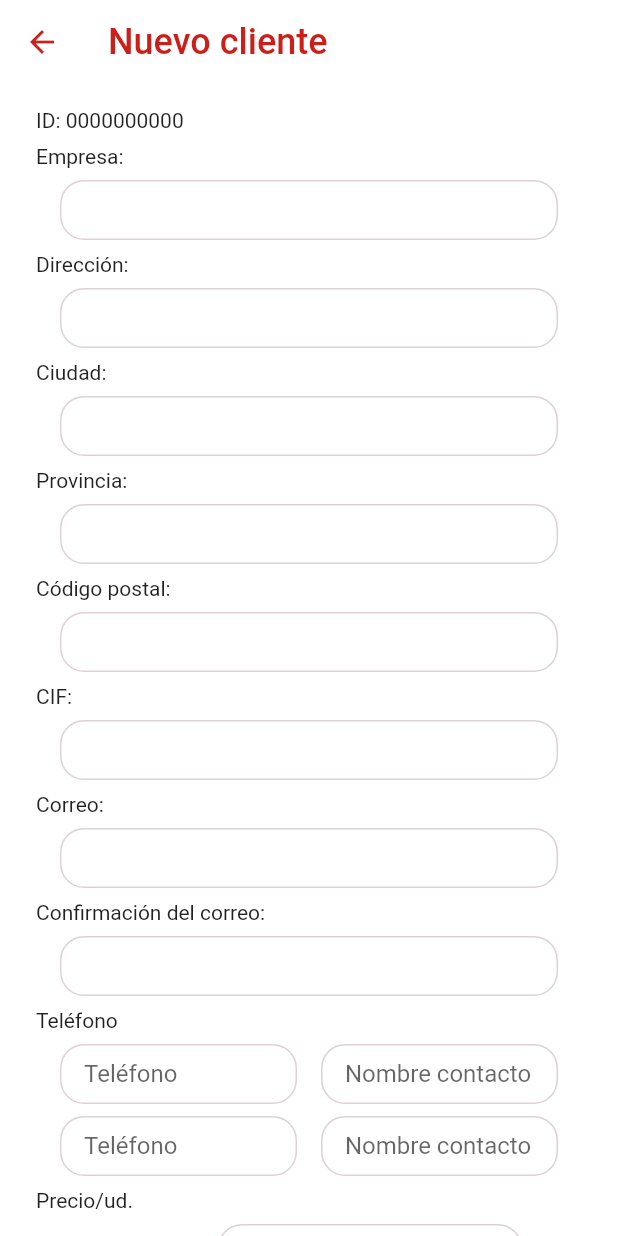
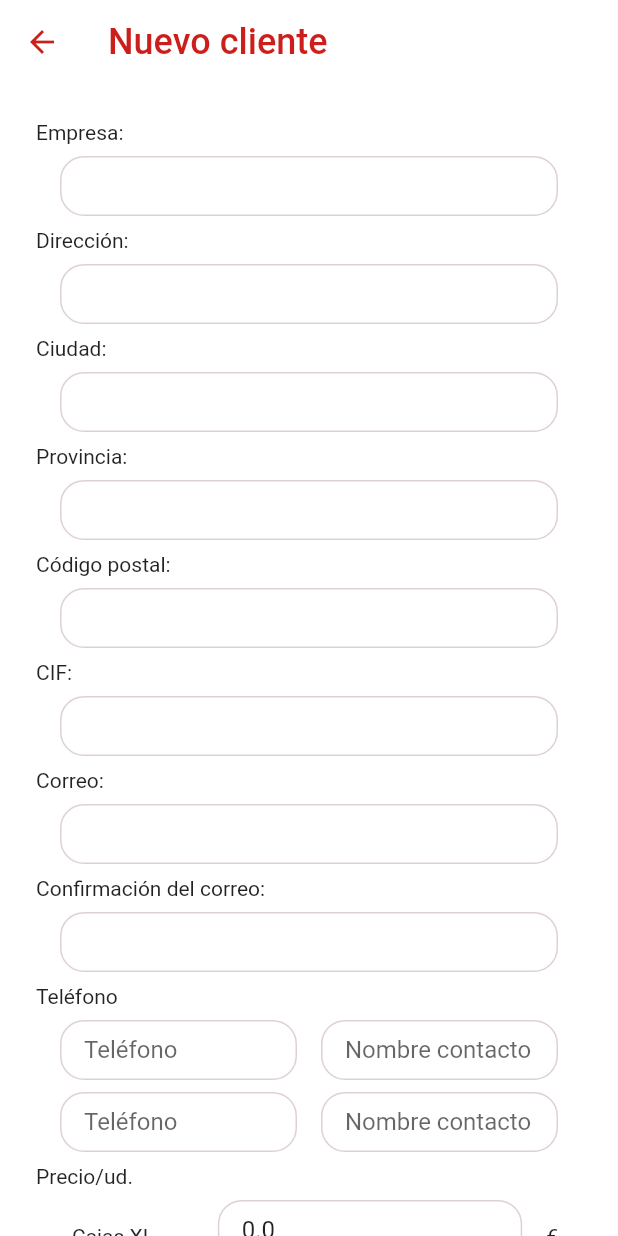
Before and after one commit to AlcaideMarina/tfg_app_interna_flutter, a Flutter app: the NewClientPage screen opened directly with empty values, on a phone screen of 412 x 824 dp. Run offline on Flutter 3.47's test engine with Material 2 defaults, Android fonts, the phone set to English and light mode, and no system bars; our stand-ins replace cloud_firestore, firebase_auth, firebase_core; accounts and stored records are empty.

Commit message:
feat: Add new client page feature

```diff
--- a/lib/screens/users_and_clients/new_client_page.dart
+++ b/lib/screens/users_and_clients/new_client_page.dart
@@ -10,14 +10,13 @@ import 'package:hueveria_nieto_interna/custom/app_theme.dart';
 import 'package:hueveria_nieto_interna/custom/custom_colors.dart';
 import 'package:hueveria_nieto_interna/custom/custom_sizes.dart';
 import 'package:hueveria_nieto_interna/model/client_model.dart';
-import 'package:hueveria_nieto_interna/services/id_service.dart';
 import 'package:hueveria_nieto_interna/values/strings_translation.dart';
 import 'package:provider/provider.dart';
 import 'dart:developer' as developer;
 
+import '../../flutterfire/flutterfire.dart';
 import '../../model/current_user_model.dart';
 import '../../services/products_service.dart';
-import '../loading_page.dart';
 
 // TODO: Cuidado - todo esta clase está hardcodeada
 // TODO: Intentar reducir código
@@ -97,12 +96,9 @@ class _NewClientPageState extends State<NewClientPage> {
     final double _height = MediaQuery.of(context).size.height;
 
     final productsService = Provider.of<ProductsService>(context);
-    final idService = Provider.of<IDService>(context);
-    if (productsService.isLoading || idService.isLoading) return const LoadingPage();
 
-    prices = productsService.products;
-    // TODO: Esto debería refrescarse cada vez - ¿Igual hacere un stream? ¿o un bloc?
-    id = idService.newId;
+    prices = productsService
+        .products; // TODO: Fix - cuando abres por primera vez viene todo a 0.0
 
     GlobalKey<ScaffoldState> _scaffoldKey = GlobalKey<ScaffoldState>();
     if (StringsTranslation.of(context) == null) {
@@ -150,8 +146,6 @@ class _NewClientPageState extends State<NewClientPage> {
     return Column(
       crossAxisAlignment: CrossAxisAlignment.start,
       children: [
-        Text('ID: ' + id), // TODO: Falta el ID
-        // TODO: Aquí hay que personalizar el campo
         getCompanyComponentSimpleForm('Empresa', null, TextInputType.text,
             (value) {
           company = value;
@@ -305,8 +299,9 @@ class _NewClientPageState extends State<NewClientPage> {
                 phone1NameUserName = '';
                 final list = namePhone1.split(' ');
                 for (String word in list) {
-                  if (word.isNotEmpty)
+                  if (word.isNotEmpty) {
                     phone1NameUserName += word.toLowerCase().substring(0, 1);
+                  }
                 }
                 userController.text = companyUserName +
                     '_' +
@@ -367,6 +362,7 @@ class _NewClientPageState extends State<NewClientPage> {
                 const EdgeInsets.symmetric(horizontal: 16.0, vertical: 8.0),
             textInputType: const TextInputType.numberWithOptions(),
             onChange: (value) {
+              // TODO: Fix - Aquí hay que meter una validación para comprobar que el input se pueda pasar a double
               prices[key] = double.parse(value);
             },
           ),
@@ -456,12 +452,16 @@ class _NewClientPageState extends State<NewClientPage> {
 
   saveClient() async {
     try {
+      // TODO: Cerrar el teclado
+      // TODO: CircularProgressIndicator()
+
+      // TODO: Conseguir el valor del id
+      id = await getNextUserId();
       // TODO: si hasAccount == true y email_account no es nulo, hay que hacer llamada también a Firebase Auth
       if (hasAccount && emailAccount != null) {
         // Pendiente de desarrollo de app cliente - ¿creo contraseña que aparezca en el correo y luego que se modifique?
       }
 
-      // TODO: Comprobar que el Id no se repita
       final client = ClientModel(
           id,
           company,
@@ -479,11 +479,10 @@ class _NewClientPageState extends State<NewClientPage> {
           hasAccount,
           hasAccount ? user : null,
           hasAccount ? emailAccount : null,
-          DateTime.now(),
+          Timestamp.now(),
           currentUser.documentId,
           null, // TODO: Pendiente del UID que devuelva la parte de authentication
-          false
-          );
+          false);
 
       await FirebaseFirestore.instance.collection('client_info').add({
         'id': client.id,
@@ -501,8 +500,11 @@ class _NewClientPageState extends State<NewClientPage> {
         'email_account': client.emailAccount,
         'creation_datetime': client.creationDatetime,
         'created_by': client.createdBy,
-        'uid': null
+        'uid': client.uid,
+        'deleted': client.deleted
       });
+
+      // TODO: Cerrar CircularProgressIndicator()
 
       showDialog(
           context: context,
--- a/lib/services/id_service.dart
+++ b/lib/services/id_service.dart
@@ -15,7 +15,7 @@ class IDService extends ChangeNotifier {
     isLoading = true;
     notifyListeners();
 
-    newId = await getNextUserId() ?? '';
+    newId = await getNextUserId();
 
     isLoading = false;
     notifyListeners();
```
